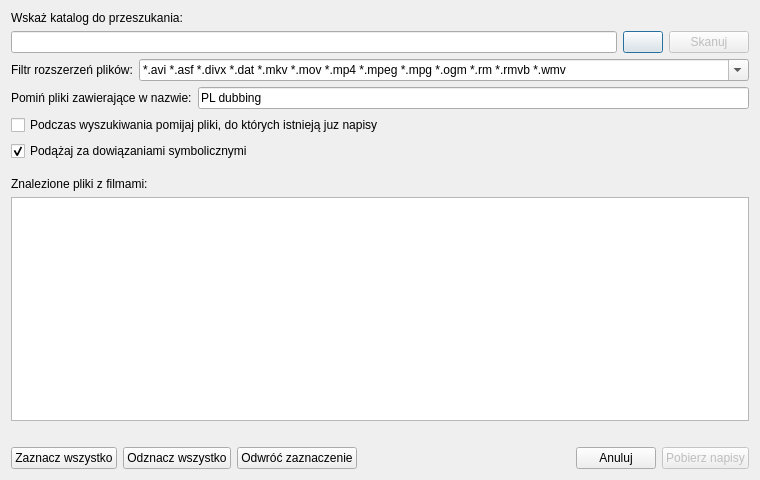
Before: the Qt Designer form ui/frmscan.ui in QNapi/qnapi, drawn with Qt 5.
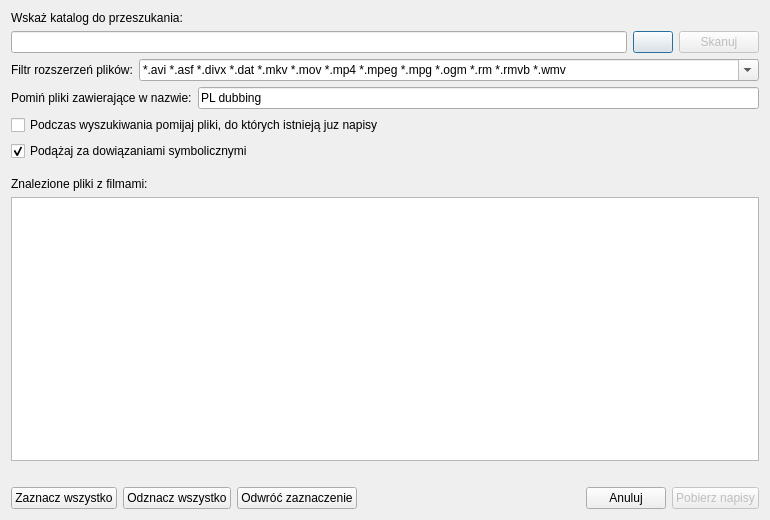
After: the same form once the commit is applied. Icons and pictures are not drawn. Custom widgets are drawn as their Qt base class.

Commit message: Uaktualnione rozmiary

```diff
--- a/ui/frmscan.ui
+++ b/ui/frmscan.ui
@@ -5,14 +5,14 @@
    <rect>
     <x>0</x>
     <y>0</y>
-    <width>760</width>
-    <height>480</height>
+    <width>770</width>
+    <height>520</height>
    </rect>
   </property>
   <property name="minimumSize" >
    <size>
     <width>740</width>
-    <height>450</height>
+    <height>500</height>
    </size>
   </property>
   <property name="windowTitle" >
@@ -22,7 +22,7 @@
    <iconset resource="../res/resources.qrc" >
     <normaloff>:/icon/qnapi-48-icon.png</normaloff>:/icon/qnapi-48-icon.png</iconset>
   </property>
-  <layout class="QGridLayout" name="gridLayout" >
+  <layout class="QGridLayout" >
    <item row="0" column="0" >
     <widget class="QLabel" name="lbDirectory" >
      <property name="text" >
```
Left out of the diff: 8 changed lines with no effect on the pictures.
